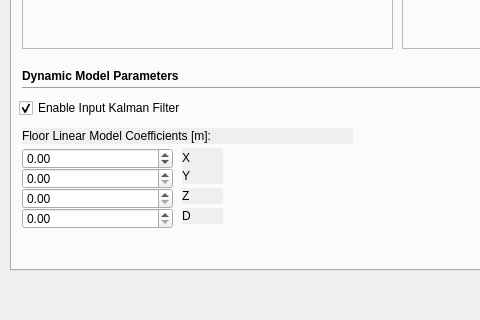
The window that TrackerRT_UI/mainwindow.ui (hvictor/Release) describes before a commit, drawn with Qt 5; both pictures show x 0 to 480 and y 247 to 567 of the 986 by 567 pixel window.
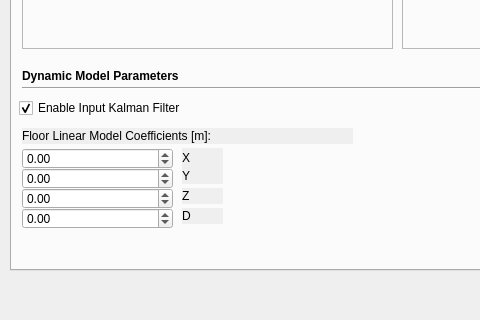
The same window after the commit. Custom widgets are drawn as their Qt base class.

The edit to the form file:
```diff
--- a/TrackerRT_UI/mainwindow.ui
+++ b/TrackerRT_UI/mainwindow.ui
@@ -2886,6 +2886,12 @@
            <height>21</height>
           </rect>
          </property>
+         <property name="minimum">
+          <double>-999999999.000000000000000</double>
+         </property>
+         <property name="maximum">
+          <double>999999999.000000000000000</double>
+         </property>
         </widget>
         <widget class="QLabel" name="label_72">
          <property name="geometry">
@@ -2912,6 +2918,12 @@
            <height>21</height>
           </rect>
          </property>
+         <property name="minimum">
+          <double>-999999999.000000000000000</double>
+         </property>
+         <property name="maximum">
+          <double>999999999.000000000000000</double>
+         </property>
         </widget>
         <widget class="QLabel" name="label_73">
          <property name="geometry">
@@ -2938,6 +2950,12 @@
            <height>21</height>
           </rect>
          </property>
+         <property name="minimum">
+          <double>-999999999.000000000000000</double>
+         </property>
+         <property name="maximum">
+          <double>999999999.000000000000000</double>
+         </property>
         </widget>
         <widget class="QLabel" name="label_75">
          <property name="geometry">
```
